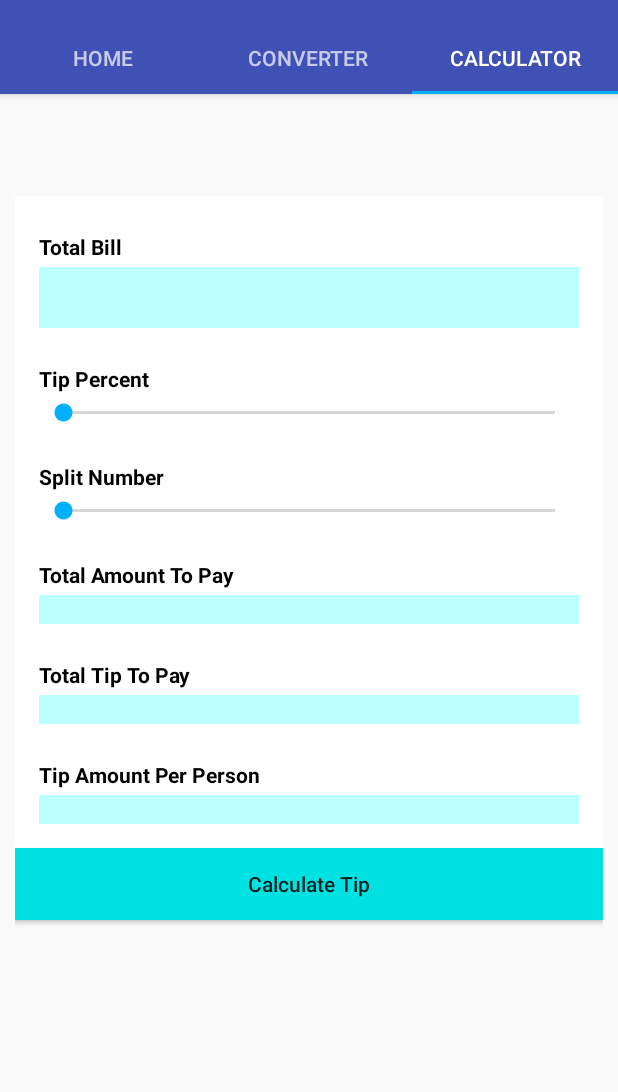
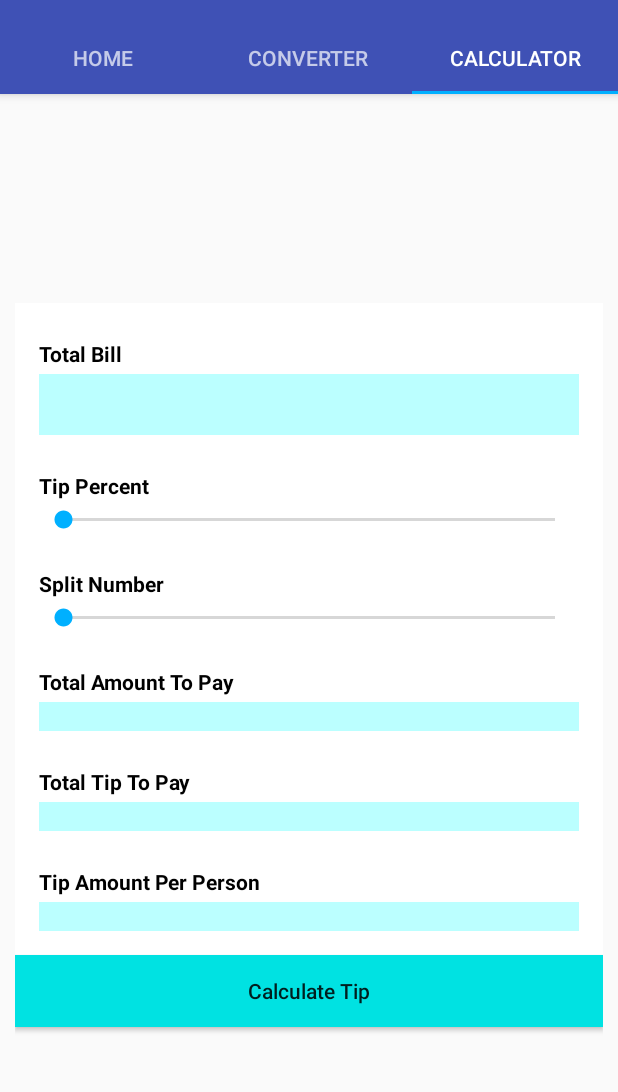
Before and after one commit to bigTimeBrad/TipGuide, an Android app: the screen it shows after launch (MainActivity), tab 3 chosen, on a phone screen of 412 x 824 dp, the part 62-1154 px from its top. Run offline under Robolectric (Android 15) with nearby library versions, the phone set to English and light mode, and no system bars.

Commit message:
adjusting layout to match the firbase nexus 6P

```diff
--- a/app/src/main/res/layout/item_calculator.xml
+++ b/app/src/main/res/layout/item_calculator.xml
@@ -10,7 +10,7 @@ android:layout_height="match_parent"
         android:layout_width="match_parent"
         android:layout_height="wrap_content"
         android:layout_above="@+id/calculate_tips"
-        android:layout_marginBottom="0dp"
+        android:layout_marginTop="70dp"
 
         android:background="#ffffff"
         android:padding="16dp"
@@ -143,8 +143,9 @@ android:layout_height="match_parent"
         android:layout_width="match_parent"
         android:layout_height="wrap_content"
         android:layout_alignParentBottom="true"
-        android:layout_alignParentEnd="true"
-        android:layout_marginBottom="159dp"
+        android:layout_alignParentStart="true"
+
+        android:layout_marginBottom="88dp"
         android:background="@color/calcButton"
         android:text="@string/calculate_tip"
         android:textAllCaps="false" />
```
Also changed, not shown: 1 other file.
